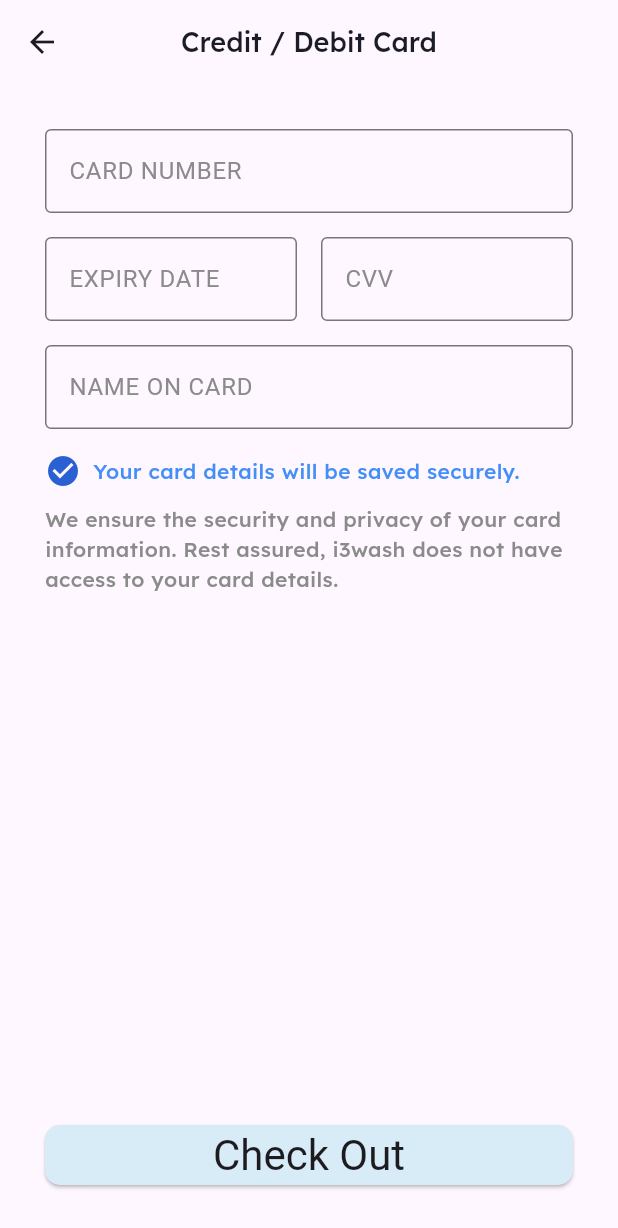
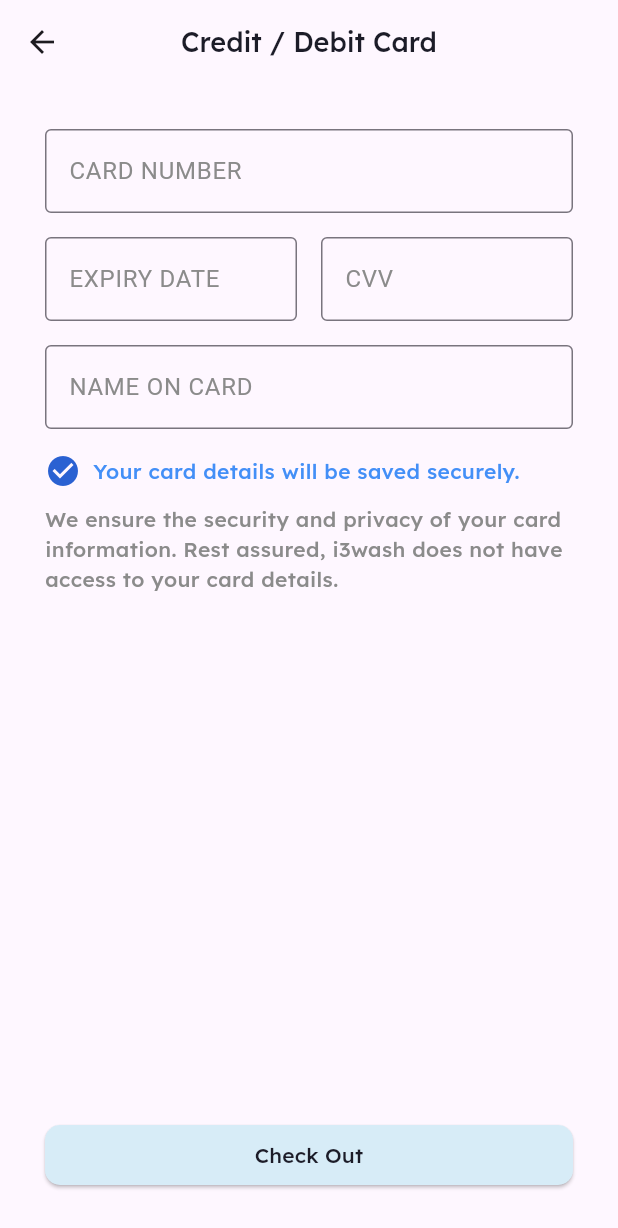
Before and after one commit to YunPeng218/WashCubes-User-App, a Flutter app: the PaymentFormScreen screen opened directly with empty values, on a phone screen of 412 x 824 dp. Shown: the top 1228 px of the screen. Run offline on Flutter 3.47's test engine with Material 3 defaults, Android fonts, the phone set to English and light mode, and no system bars; our stand-ins replace dash_chat_2, flutter_rating_bar, geolocator, google_fonts, google_maps_flutter, image_picker and 3 more; missing offline and left inert: chat_gpt_sdk, cloudinary, dart:html, qr_code_scanner; accounts and stored records are empty; network calls fail; project files that could hold a hidden picture were left out.

Commit message:
Appied text theme

```diff
--- a/lib/src/features/screens/order/locker_site_select.dart
+++ b/lib/src/features/screens/order/locker_site_select.dart
@@ -119,7 +119,7 @@ class LockerSiteOption extends StatelessWidget {
           leading: Icon(icon, color: AppColors.cBlueColor4),
           title: Text(
             title,
-            style: Theme.of(context).textTheme.headlineMedium,
+            style: CTextTheme.blackTextTheme.headlineMedium,
           ),
           trailing: const Icon(Icons.chevron_right, color: Colors.grey),
           onTap: onTap,
--- a/lib/src/features/screens/payment/card_input.dart
+++ b/lib/src/features/screens/payment/card_input.dart
@@ -211,7 +211,7 @@ class _PaymentFormScreenState extends State<PaymentFormScreen> {
           },
           child: Text(
             'Check Out',
-            style: Theme.of(context).textTheme.headlineMedium,
+            style: CTextTheme.blackTextTheme.headlineMedium,
           ),
         ),
       ),
--- a/lib/src/features/screens/userverification/otp_screen.dart
+++ b/lib/src/features/screens/userverification/otp_screen.dart
@@ -116,7 +116,7 @@ class _OTPPageState extends State<OTPVerifyPage> {
                 },
                 child: Text(
                   'OK',
-                  style: Theme.of(context).textTheme.headlineMedium,
+                  style: CTextTheme.blackTextTheme.headlineMedium,
                 ),
               ),
             ],
```
